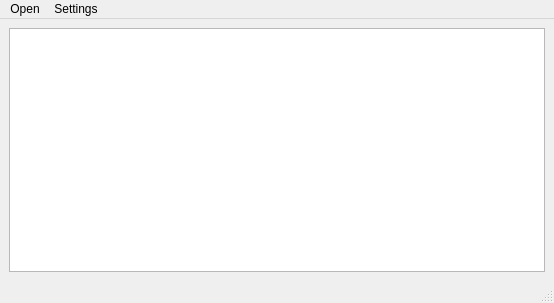
Before: the Qt Designer form src/UglyVCF/mainwindow.ui in emilpaulitz/ProgrammierProjekt2019, drawn with Qt 5.
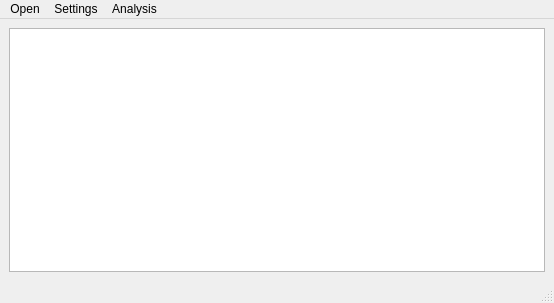
After: the same form once the commit is applied. Icons and pictures are not drawn.

Commit message: analysis menu bar

```diff
--- a/src/UglyVCF/mainwindow.ui
+++ b/src/UglyVCF/mainwindow.ui
@@ -30,7 +30,7 @@
      <x>0</x>
      <y>0</y>
      <width>554</width>
-     <height>20</height>
+     <height>21</height>
     </rect>
    </property>
    <widget class="QMenu" name="menuOpen">
@@ -47,8 +47,16 @@
     <addaction name="actionset_pipeline"/>
     <addaction name="actionset_reference_genome"/>
    </widget>
+   <widget class="QMenu" name="menuAnalysis">
+    <property name="title">
+     <string>Analysis</string>
+    </property>
+    <addaction name="actionpull_annotations"/>
+    <addaction name="actionpull_all_annotations"/>
+   </widget>
    <addaction name="menuOpen"/>
    <addaction name="menuSettings"/>
+   <addaction name="menuAnalysis"/>
   </widget>
   <widget class="QStatusBar" name="statusbar"/>
   <action name="actionVCF_file">
```
Left out of the diff: 17 changed lines with no effect on the pictures. The commit also changes 3 other files.
